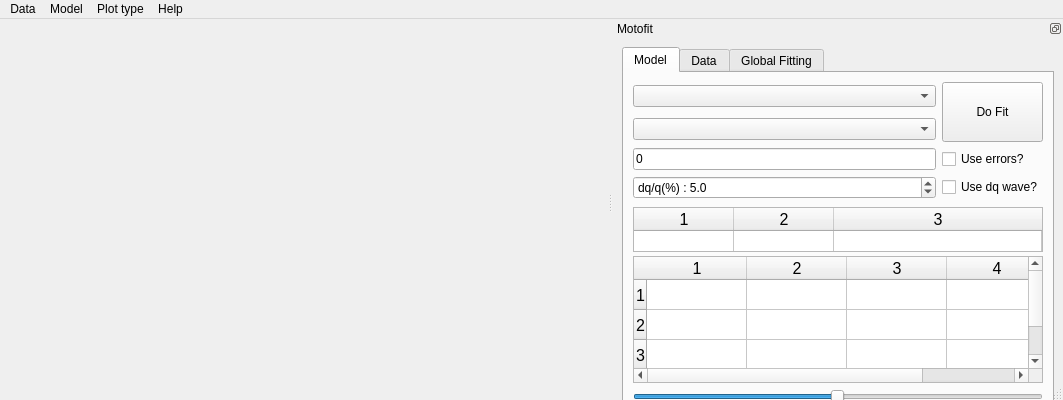
Before: the Qt Designer form qt/Motofit.ui in refnx/refnx, drawn with Qt 5.
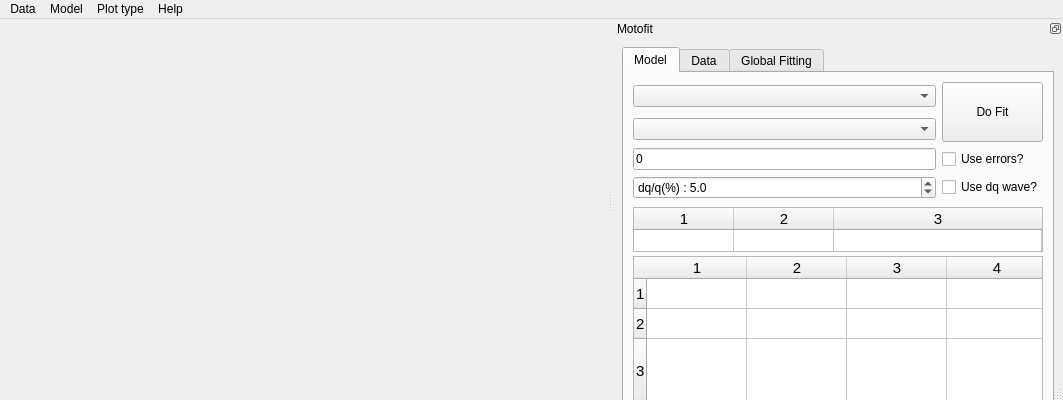
After: the same form once the commit is applied.

Diff of the .ui file:
```diff
--- a/qt/Motofit.ui
+++ b/qt/Motofit.ui
@@ -125,7 +125,7 @@
    <property name="minimumSize">
     <size>
      <width>450</width>
-     <height>405</height>
+     <height>440</height>
     </size>
    </property>
    <property name="features">
@@ -258,7 +258,9 @@
            </property>
            <property name="font">
             <font>
-             <pointsize>12</pointsize>
+             <pointsize>11</pointsize>
+             <weight>50</weight>
+             <bold>false</bold>
             </font>
            </property>
            <property name="inputMethodHints">
@@ -298,8 +300,7 @@
           <widget class="QTableWidget" name="layerparams_tableWidget">
            <property name="font">
             <font>
-             <family>Lucida Grande</family>
-             <pointsize>12</pointsize>
+             <pointsize>11</pointsize>
              <weight>50</weight>
              <bold>false</bold>
             </font>
```
